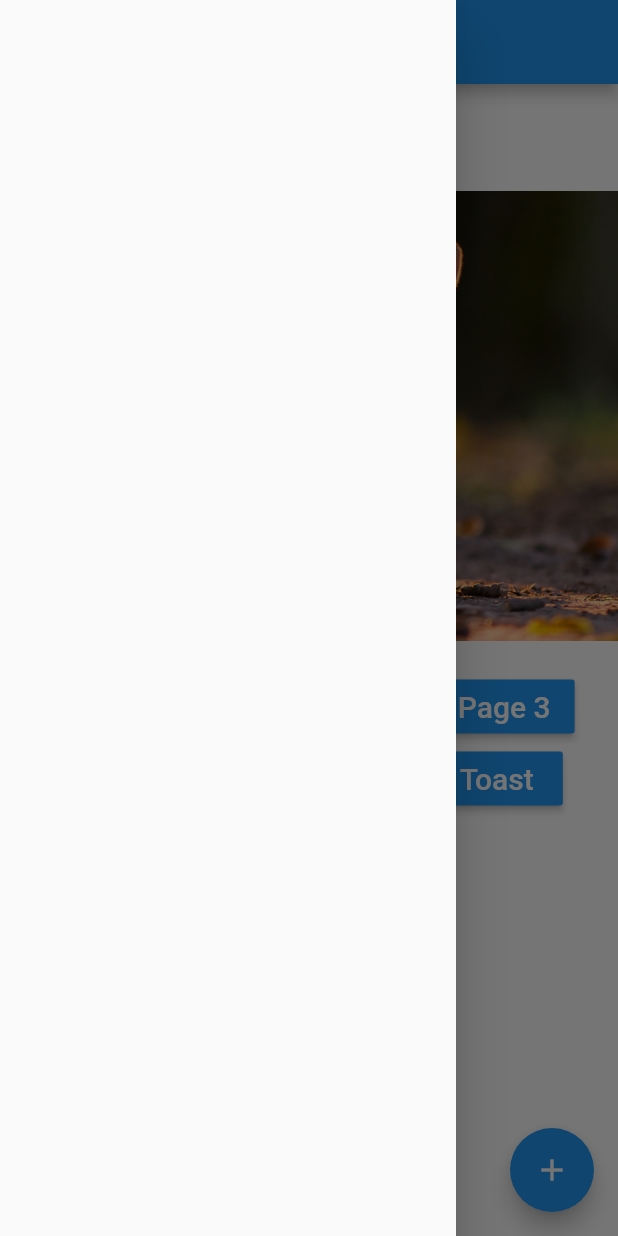
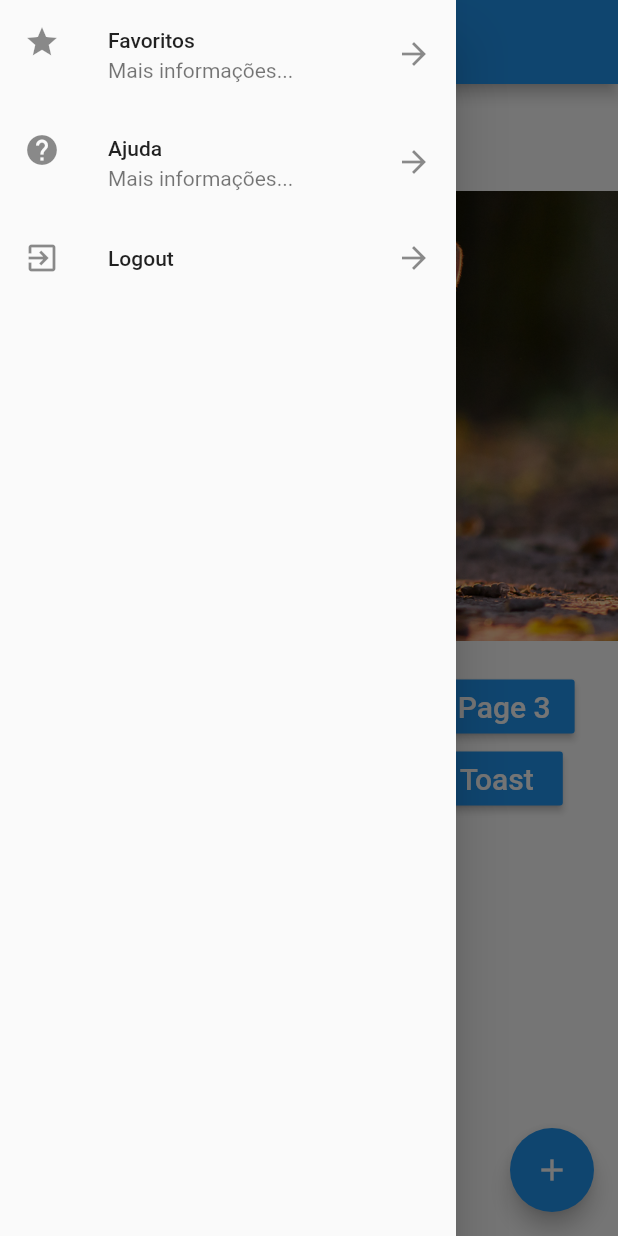
Before and after one commit to tharlesamaro/flutter-estudo-basico-sobre-layout, a Flutter app: the screen it shows after launch, with the side drawer open, on a phone screen of 412 x 824 dp. Run offline on Flutter 3.47's test engine with Material 2 defaults, Android fonts, the phone set to English and light mode, and no system bars; our stand-ins replace fluttertoast.

Commit message:
Uando ListTile

```diff
--- /dev/null
+++ b/lib/drawer_list.dart
@@ -0,0 +1,42 @@
+import 'package:flutter/material.dart';
+
+class DrawerList extends StatelessWidget {
+  @override
+  Widget build(BuildContext context) {
+    return Drawer(
+      child: ListView(
+        children: <Widget>[
+          ListTile(
+            leading: Icon(Icons.star),
+            title: Text("Favoritos"),
+            subtitle: Text("Mais informações..."),
+            trailing: Icon(Icons.arrow_forward),
+            onTap: () {
+              print("Item 1");
+              Navigator.pop(context);
+            },
+          ),
+          ListTile(
+            leading: Icon(Icons.help),
+            title: Text("Ajuda"),
+            subtitle: Text("Mais informações..."),
+            trailing: Icon(Icons.arrow_forward),
+            onTap: () {
+              print("Item 2");
+              Navigator.pop(context);
+            },
+          ),
+          ListTile(
+            leading: Icon(Icons.exit_to_app),
+            title: Text("Logout"),
+            trailing: Icon(Icons.arrow_forward),
+            onTap: () {
+              print("Item 3");
+              Navigator.pop(context);
+            },
+          ),
+        ],
+      ),
+    );
+  }
+}
--- a/lib/home_page.dart
+++ b/lib/home_page.dart
@@ -1,3 +1,4 @@
+import 'package:aula01/drawer_list.dart';
 import 'package:aula01/pages/hello_listview.dart';
 import 'package:aula01/pages/hello_page1.dart';
 import 'package:aula01/pages/hello_page2.dart';
@@ -24,9 +25,7 @@ class HomePage extends StatelessWidget {
           _onclickFab();
         },
       ),
-      drawer: Drawer(
-
-      ),
+      drawer: DrawerList(),
     );
   }
 
```
